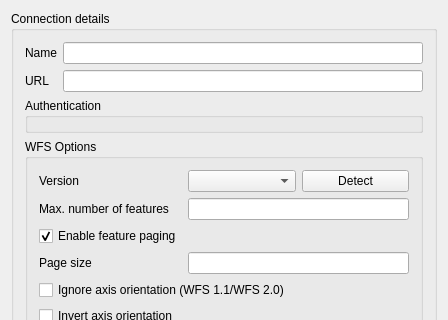
Before: the Qt Designer form src/ui/qgsnewhttpconnectionbase.ui in qgis/QGIS, drawn with Qt 5; both pictures show x 0 to 448 and y 0 to 320 of the 448 by 828 pixel window.
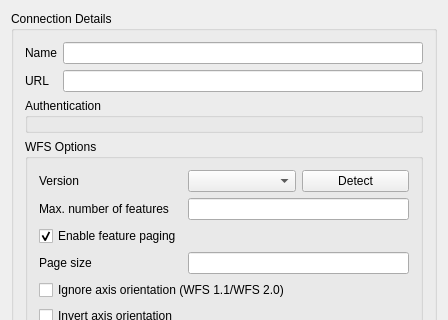
After: the same form once the commit is applied. Custom widgets are drawn as their Qt base class.

What changed in the file:
```diff
--- a/src/ui/qgsnewhttpconnectionbase.ui
+++ b/src/ui/qgsnewhttpconnectionbase.ui
@@ -23,7 +23,7 @@
    <item row="0" column="0">
     <widget class="QGroupBox" name="mGroupBox">
      <property name="title">
-      <string>Connection details</string>
+      <string>Connection Details</string>
      </property>
      <layout class="QGridLayout">
       <item row="2" column="0" colspan="2">
```
